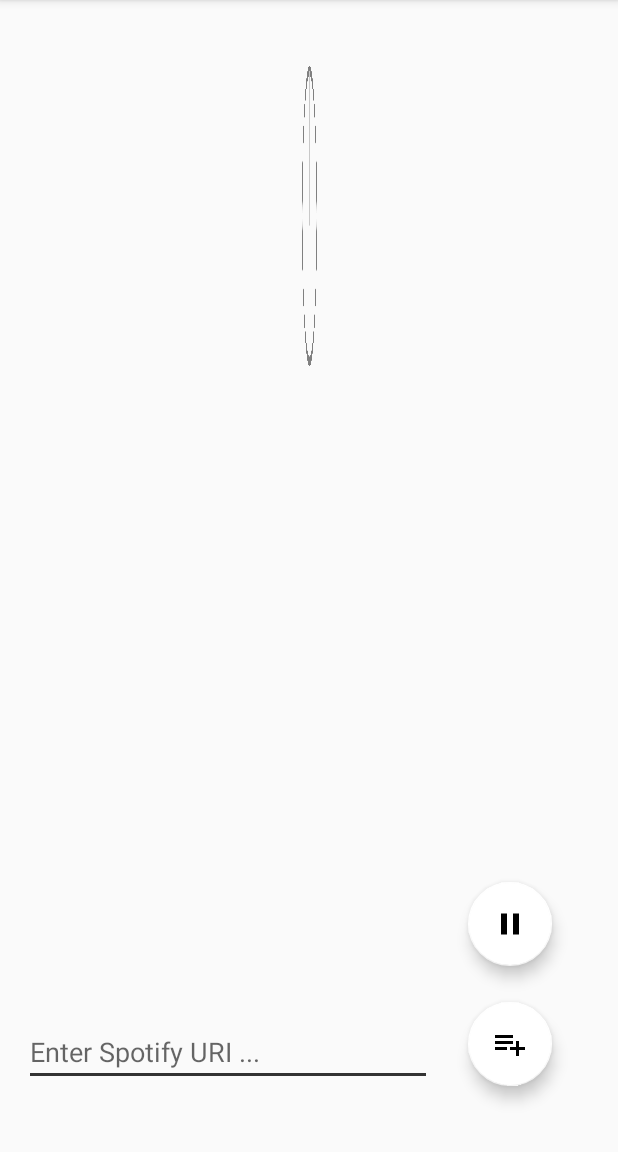
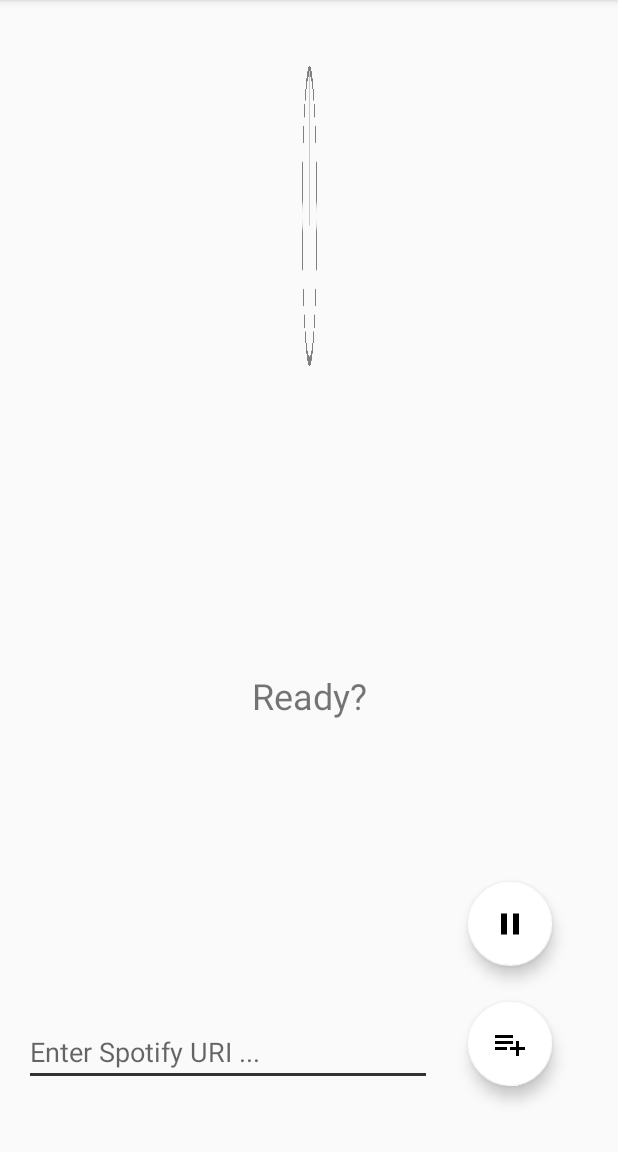
Before and after one commit to ajohnson388/Power-Hour, an Android app: the screen it shows after launch (GameActivity), after a tap on an icon or button, on a phone screen of 412 x 824 dp, the part 84-1236 px from its top. Run offline under Robolectric (Android 15) with nearby library versions, the phone set to English and light mode, and no system bars; 1 other tap on this screen came first.

Commit message:
Add placeholder text for round 0

```diff
--- a/app/src/main/res/layout/activity_game.xml
+++ b/app/src/main/res/layout/activity_game.xml
@@ -24,6 +24,7 @@
         android:layout_width="wrap_content"
         android:layout_height="wrap_content"
         android:textSize="24sp"
+        android:text="@string/round_placeholder"
         app:layout_constraintBottom_toBottomOf="parent"
         app:layout_constraintHorizontal_bias="0.501"
         app:layout_constraintLeft_toLeftOf="parent"
--- a/app/src/main/res/values/strings.xml
+++ b/app/src/main/res/values/strings.xml
@@ -1,4 +1,5 @@
 <resources>
     <string name="app_name">Power Hour</string>
     <string name="round_number">Round %d</string>
+    <string name="round_placeholder">Ready?</string>
 </resources>
```
Also changed, not shown: app/src/main/java/com/meaningless/powerhour/ui/game/GameActivity.kt (+7 -2 lines).
